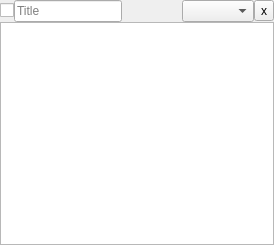
Above: entrywidget.ui from ChrisPenner/scratch before the change. Below: the same form after it.
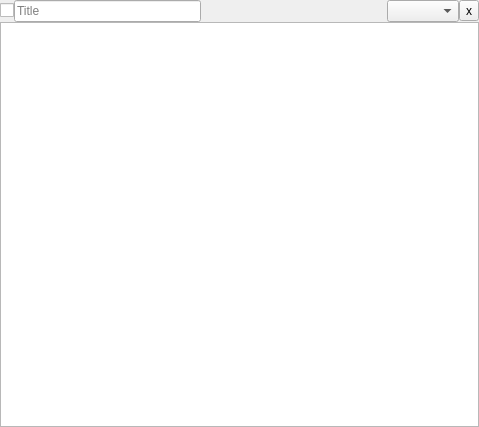
That is the form after the change.

What changed in the file:
```diff
--- a/entrywidget.ui
+++ b/entrywidget.ui
@@ -6,8 +6,8 @@
    <rect>
     <x>0</x>
     <y>0</y>
-    <width>274</width>
-    <height>245</height>
+    <width>479</width>
+    <height>427</height>
    </rect>
   </property>
   <property name="windowTitle">
```
Left out of the diff: 7 changed lines with no effect on the pictures.
